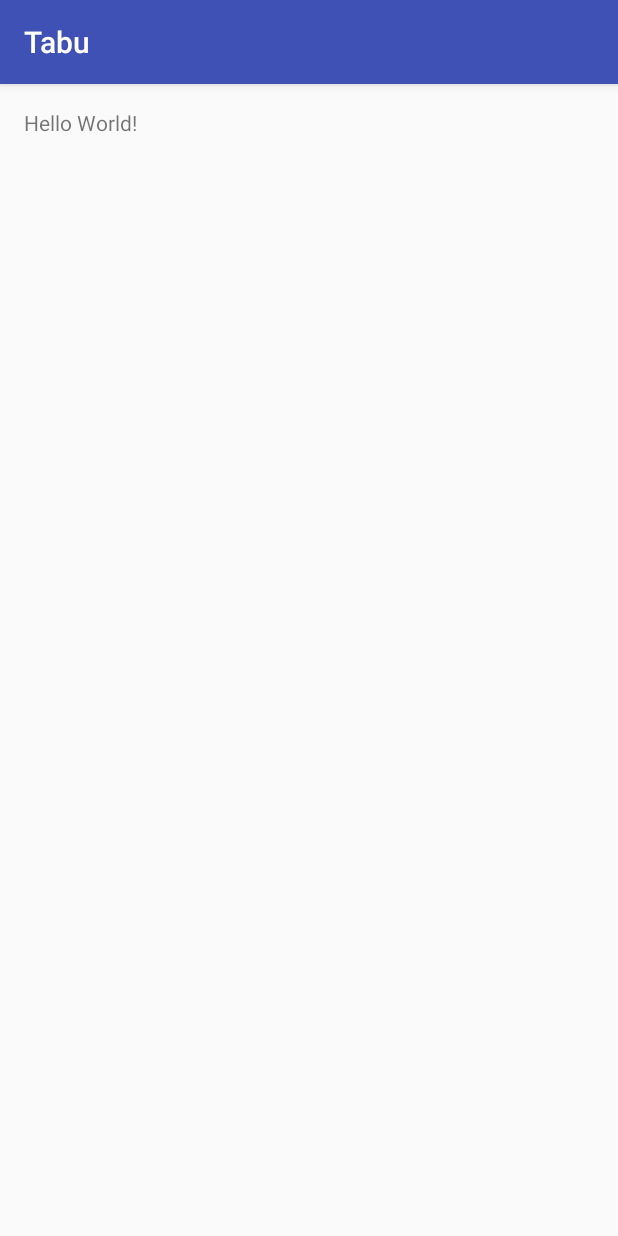
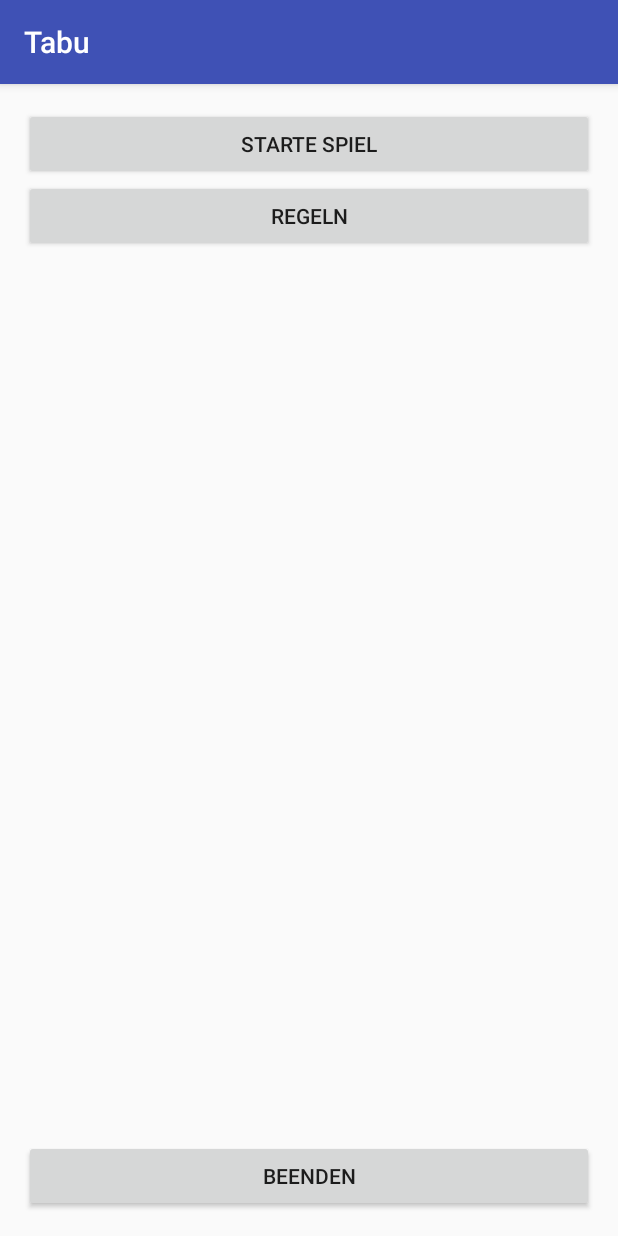
Before and after one commit to philan92/Tabu, an Android app: the screen it shows after launch (MainActivity), on a phone screen of 412 x 824 dp. Run offline under Robolectric (Android 15) with nearby library versions, the phone set to English and light mode, and no system bars.

Commit message:
activity_main Layout angepasst: Starte Spiel Button eingefuegt Regeln Button eingefuegt Beenden Button eingefuegt

```diff
--- a/app/src/main/res/layout/activity_main.xml
+++ b/app/src/main/res/layout/activity_main.xml
@@ -9,8 +9,27 @@
     android:paddingTop="@dimen/activity_vertical_margin"
     tools:context="tabu.htw_berlin.de.tabu.MainActivity">
 
-    <TextView
-        android:layout_width="wrap_content"
+    <Button
+        android:layout_width="fill_parent"
         android:layout_height="wrap_content"
-        android:text="Hello World!" />
+        android:id="@+id/btn_starte_spiel"
+        android:layout_alignParentTop="true"
+        android:layout_centerHorizontal="true"
+        android:text="@string/str_starte_spiel" />
+
+    <Button
+        android:layout_width="fill_parent"
+        android:layout_height="wrap_content"
+        android:text="@string/str_regeln"
+        android:id="@+id/btn_regeln"
+        android:layout_below="@+id/btn_starte_spiel"
+        android:layout_centerHorizontal="true" />
+
+    <Button
+        android:layout_width="fill_parent"
+        android:layout_height="wrap_content"
+        android:text="@string/str_beenden"
+        android:id="@+id/btn_beenden"
+        android:layout_alignParentBottom="true"
+        android:layout_centerHorizontal="true" />
 </RelativeLayout>
--- a/app/src/main/res/values/strings.xml
+++ b/app/src/main/res/values/strings.xml
@@ -1,3 +1,6 @@
 <resources>
     <string name="app_name">Tabu</string>
+    <string name="str_starte_spiel">Starte Spiel</string>
+    <string name="str_regeln">Regeln</string>
+    <string name="str_beenden">Beenden</string>
 </resources>
```
